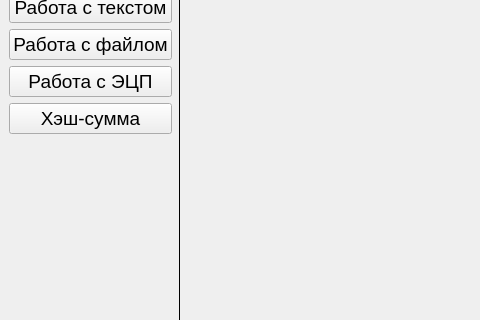
The window that CryptoDome/mainwindow.ui (TuzkoZ/CryptoDome) describes before a commit, drawn with Qt 5; both pictures show x 0 to 480 and y 90 to 410 of the 800 by 600 pixel window.
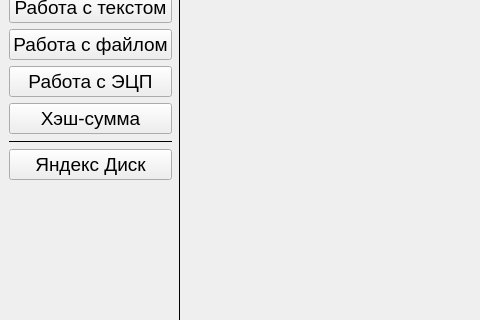
The same window after the commit.

Commit message: integr Yandex Disk

The edit to the form file:
```diff
--- a/CryptoDome/mainwindow.ui
+++ b/CryptoDome/mainwindow.ui
@@ -115,6 +115,29 @@
            </property>
           </widget>
          </item>
+         <item>
+          <widget class="Line" name="line_2">
+           <property name="frameShadow">
+            <enum>QFrame::Plain</enum>
+           </property>
+           <property name="orientation">
+            <enum>Qt::Horizontal</enum>
+           </property>
+          </widget>
+         </item>
+         <item>
+          <widget class="QPushButton" name="btnYandexModePanel">
+           <property name="font">
+            <font>
+             <family>Arial</family>
+             <pointsize>14</pointsize>
+            </font>
+           </property>
+           <property name="text">
+            <string>Яндекс Диск</string>
+           </property>
+          </widget>
+         </item>
          <item>
           <spacer name="verticalSpacer">
            <property name="orientation">
```
The commit also changes 7 other files.
